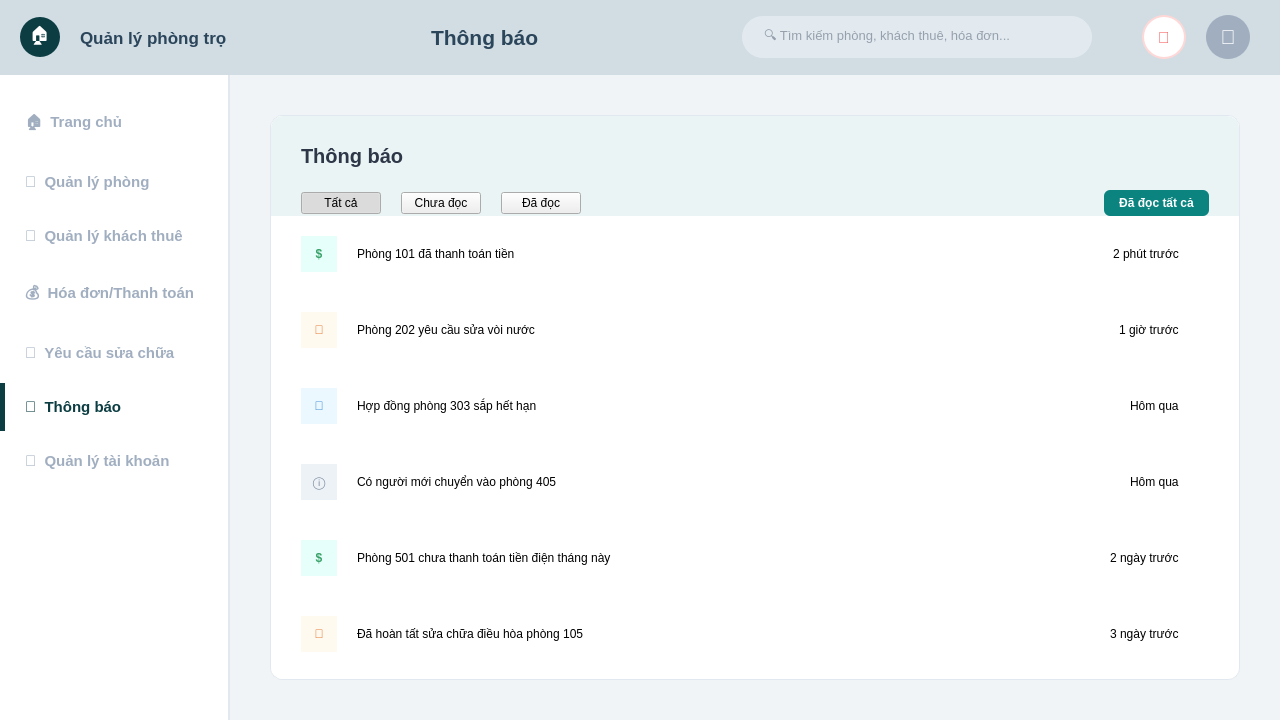
Qt form ui/UI_Admin/thong_bao.ui (nhatanhdeptrai-exe/Final_Project_KTLT) before a commit.
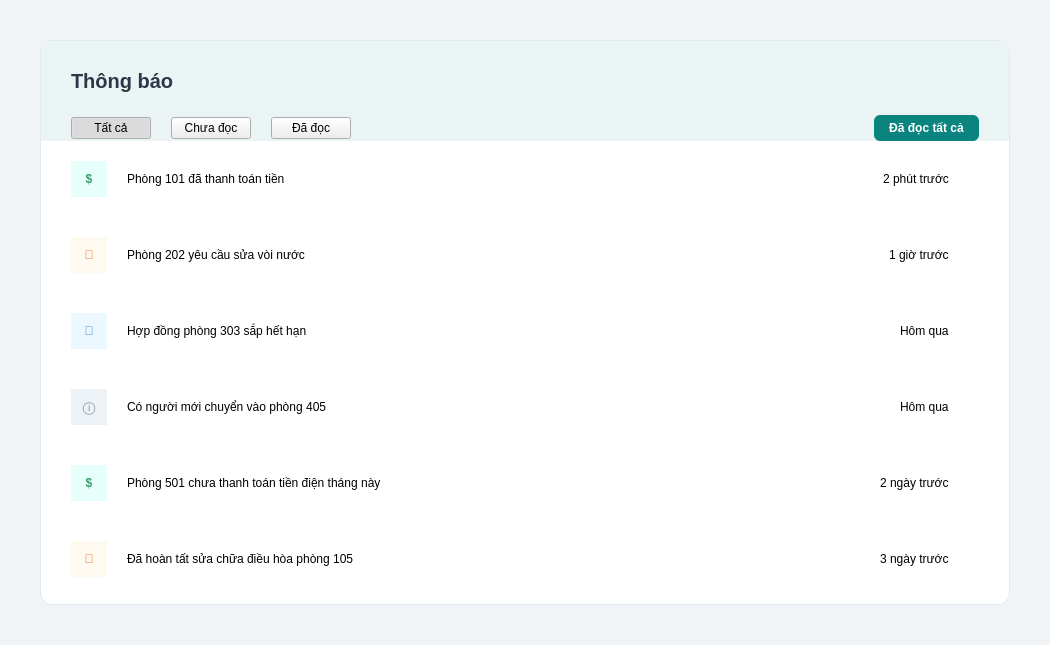
The same form after that commit.

What changed in the file:
```diff
--- a/ui/UI_Admin/thong_bao.ui
+++ b/ui/UI_Admin/thong_bao.ui
@@ -1,35 +1,22 @@
 <?xml version="1.0" encoding="UTF-8"?>
 <ui version="4.0">
  <class>MainWindow</class>
- <widget class="QMainWindow" name="MainWindow">
+  <widget class="QWidget" name="PageThongBao">
   <property name="geometry">
    <rect>
     <x>0</x>
     <y>0</y>
-    <width>1280</width>
-    <height>720</height>
-   </rect>
-  </property>
-  <property name="minimumSize">
-   <size>
-    <width>1280</width>
-    <height>720</height>
-   </size>
-  </property>
+        <width>1050</width>
+        <height>645</height>
+      </rect>
+    </property>
   <property name="windowTitle">
    <string>Thông báo</string>
   </property>
   <property name="styleSheet">
    <string>QMainWindow { background-color: #f0f4f7; }</string>
   </property>
-  <widget class="QWidget" name="centralwidget">
-   <property name="styleSheet">
-    <string>QWidget#centralwidget { background-color: #f0f4f7; }</string>
-   </property>
-   <layout class="QVBoxLayout" name="verticalLayout">
-    <property name="spacing">
-     <number>0</number>
-    </property>
+    <layout class="QVBoxLayout" name="contentLayout">
     <property name="leftMargin">
      <number>0</number>
     </property>
@@ -42,346 +29,6 @@
     <property name="bottomMargin">
      <number>0</number>
     </property>
-    <item>
-     <widget class="QWidget" name="headerWidget" native="true">
-      <property name="minimumSize">
-       <size>
-        <width>0</width>
-        <height>75</height>
-       </size>
-      </property>
-      <property name="maximumSize">
-       <size>
-        <width>16777215</width>
-        <height>75</height>
-       </size>
-      </property>
-      <property name="styleSheet">
-       <string>QWidget#headerWidget { background-color: #d1dde3; }</string>
-      </property>
-      <layout class="QHBoxLayout" name="horizontalLayout">
-       <property name="spacing">
-        <number>20</number>
-       </property>
-       <property name="leftMargin">
-        <number>20</number>
-       </property>
-       <property name="rightMargin">
-        <number>30</number>
-       </property>
-       <item>
-        <widget class="QLabel" name="logoIcon">
-         <property name="minimumSize">
-          <size>
-           <width>40</width>
-           <height>40</height>
-          </size>
-         </property>
-         <property name="maximumSize">
-          <size>
-           <width>40</width>
-           <height>40</height>
-          </size>
-         </property>
-         <property name="styleSheet">
-          <string>background-color: #0b3d42; border-radius: 20px; color: white; font-size: 18px;</string>
-         </property>
-         <property name="text">
-          <string>🏠</string>
-         </property>
-         <property name="alignment">
-          <set>Qt::AlignCenter</set>
-         </property>
-        </widget>
-       </item>
-       <item>
-        <widget class="QLabel" name="logoText">
-         <property name="font">
-          <font>
-           <family>Segoe UI</family>
-           <pointsize>13</pointsize>
-           <weight>75</weight>
-           <bold>true</bold>
-          </font>
-         </property>
-         <property name="styleSheet">
-          <string>color: #2b455b;</string>
-         </property>
-         <property name="text">
-          <string>Quản lý phòng trọ</string>
-         </property>
-        </widget>
-       </item>
-       <item>
-        <spacer name="spacer1">
-         <property name="orientation">
-          <enum>Qt::Horizontal</enum>
-         </property>
-         <property name="sizeHint" stdset="0">
-          <size>
-           <width>20</width>
-           <height>20</height>
-          </size>
-         </property>
-        </spacer>
-       </item>
-       <item>
-        <widget class="QLabel" name="lblPageTitle">
-         <property name="font">
-          <font>
-           <family>Segoe UI</family>
-           <pointsize>16</pointsize>
-           <weight>75</weight>
-           <bold>true</bold>
-          </font>
-         </property>
-         <property name="styleSheet">
-          <string>color: #2b455b;</string>
-         </property>
-         <property name="text">
-          <string>Thông báo</string>
-         </property>
-        </widget>
-       </item>
-       <item>
-        <spacer name="spacer2">
-         <property name="orientation">
-          <enum>Qt::Horizontal</enum>
-         </property>
-         <property name="sizeHint" stdset="0">
-          <size>
-           <width>40</width>
-           <height>20</height>
-          </size>
-         </property>
-        </spacer>
-       </item>
-       <item>
-        <widget class="QLineEdit" name="searchBar">
-         <property name="minimumSize">
-          <size>
-           <width>350</width>
-           <height>42</height>
-          </size>
-         </property>
-         <property name="maximumSize">
-          <size>
-           <width>400</width>
-           <height>42</height>
-          </size>
-         </property>
-         <property name="font">
-          <font>
-           <pointsize>10</pointsize>
-          </font>
-         </property>
-         <property name="styleSheet">
-          <string>QLineEdit {
-	background-color: #e2eaf0;
-	border-radius: 21px;
-	padding: 5px 20px;
-	border: none;
-	color: #4a5568;
-}</string>
-         </property>
-         <property name="placeholderText">
-          <string>🔍 Tìm kiếm phòng, khách thuê, hóa đơn...</string>
-         </property>
-        </widget>
-       </item>
-       <item>
-        <spacer name="spacer3">
-         <property name="orientation">
-          <enum>Qt::Horizontal</enum>
-         </property>
-         <property name="sizeHint" stdset="0">
-          <size>
-           <width>30</width>
-           <height>20</height>
-          </size>
-         </property>
-         <property name="sizeType">
-          <enum>QSizePolicy::Fixed</enum>
-         </property>
-        </spacer>
-       </item>
-       <item>
-        <widget class="QPushButton" name="btnBell">
-         <property name="minimumSize">
-          <size>
-           <width>44</width>
-           <height>44</height>
-          </size>
-         </property>
-         <property name="maximumSize">
-          <size>
-           <width>44</width>
-           <height>44</height>
-          </size>
-         </property>
-         <property name="styleSheet">
-          <string>QPushButton { background-color: white; border-radius: 22px; color: #f56565; font-size: 16px; font-weight: bold; border: 2px solid #fed7d7; }</string>
-         </property>
-         <property name="text">
-          <string>🔔</string>
-         </property>
-        </widget>
-       </item>
-       <item>
-        <widget class="QLabel" name="lblAvatar">
-         <property name="minimumSize">
-          <size>
-           <width>44</width>
-           <height>44</height>
-          </size>
-         </property>
-         <property name="maximumSize">
-          <size>
-           <width>44</width>
-           <height>44</height>
-          </size>
-         </property>
-         <property name="styleSheet">
-          <string>background-color: #a0aec0; border-radius: 22px; color: white; font-size: 20px;</string>
-         </property>
-         <property name="text">
-          <string>👤</string>
-         </property>
-         <property name="alignment">
-          <set>Qt::AlignCenter</set>
-         </property>
-        </widget>
-       </item>
-      </layout>
-     </widget>
-    </item>
-    <item>
-     <layout class="QHBoxLayout" name="mainHLayout">
-      <property name="spacing">
-       <number>0</number>
-      </property>
-      <item>
-       <widget class="QWidget" name="sidebarWidget" native="true">
-        <property name="minimumSize">
-         <size>
-          <width>230</width>
-          <height>0</height>
-         </size>
-        </property>
-        <property name="maximumSize">
-         <size>
-          <width>230</width>
-          <height>16777215</height>
-         </size>
-        </property>
-        <property name="styleSheet">
-         <string>QWidget#sidebarWidget { background-color: white; border-right: 2px solid #e2e8f0; }
-QPushButton { text-align: left; padding: 15px 25px; border: none; background-color: transparent; color: #a0aec0; font-size: 15px; font-weight: bold; }
-QPushButton:hover { color: #2b455b; }
-QPushButton:checked { color: #0b3d42; border-left: 5px solid #0b3d42; padding-left: 20px; }</string>
-        </property>
-        <layout class="QVBoxLayout" name="verticalLayout_2">
-         <property name="leftMargin">
-          <number>0</number>
-         </property>
-         <property name="topMargin">
-          <number>20</number>
-         </property>
-         <property name="rightMargin">
-          <number>0</number>
-         </property>
-         <property name="bottomMargin">
-          <number>20</number>
-         </property>
-         <item>
-          <widget class="QPushButton" name="navTrangChu">
-           <property name="text">
-            <string>🏠  Trang chủ</string>
-           </property>
-           <property name="checkable">
-            <bool>true</bool>
-           </property>
-          </widget>
-         </item>
-         <item>
-          <widget class="QPushButton" name="navQuanLyPhong">
-           <property name="text">
-            <string>🏢  Quản lý phòng</string>
-           </property>
-           <property name="checkable">
-            <bool>true</bool>
-           </property>
-          </widget>
-         </item>
-         <item>
-          <widget class="QPushButton" name="navQuanLyKhachThu">
-           <property name="text">
-            <string>👥  Quản lý khách thuê</string>
-           </property>
-           <property name="checkable">
-            <bool>true</bool>
-           </property>
-          </widget>
-         </item>
-         <item>
-          <widget class="QPushButton" name="navHoaDon">
-           <property name="text">
-            <string>💰  Hóa đơn/Thanh toán</string>
-           </property>
-           <property name="checkable">
-            <bool>true</bool>
-           </property>
-          </widget>
-         </item>
-         <item>
-          <widget class="QPushButton" name="navSuaChua">
-           <property name="text">
-            <string>🔧  Yêu cầu sửa chữa</string>
-           </property>
-           <property name="checkable">
-            <bool>true</bool>
-           </property>
-          </widget>
-         </item>
-         <item>
-          <widget class="QPushButton" name="navThongBao">
-           <property name="text">
-            <string>🔔  Thông báo</string>
-           </property>
-           <property name="checkable">
-            <bool>true</bool>
-           </property>
-           <property name="checked">
-            <bool>true</bool>
-           </property>
-          </widget>
-         </item>
-         <item>
-          <widget class="QPushButton" name="navTaiKhoan">
-           <property name="text">
-            <string>👤  Quản lý tài khoản</string>
-           </property>
-           <property name="checkable">
-            <bool>true</bool>
-           </property>
-          </widget>
-         </item>
-         <item>
-          <spacer name="verticalSpacer">
-           <property name="orientation">
-            <enum>Qt::Vertical</enum>
-           </property>
-           <property name="sizeHint" stdset="0">
-            <size>
-             <width>20</width>
-             <height>40</height>
-            </size>
-           </property>
-          </spacer>
-         </item>
-        </layout>
-       </widget>
-      </item>
       <item>
        <widget class="QStackedWidget" name="mainContentStack">
         <widget class="QWidget" name="pageThongBao">
@@ -1201,9 +848,6 @@
        </widget>
       </item>
      </layout>
-    </item>
-   </layout>
-  </widget>
  </widget>
  <resources />
  <connections />
```
Left out of the diff: 2 changed lines with no effect on the pictures. Lines whose indentation alone changed are shown as unchanged.
